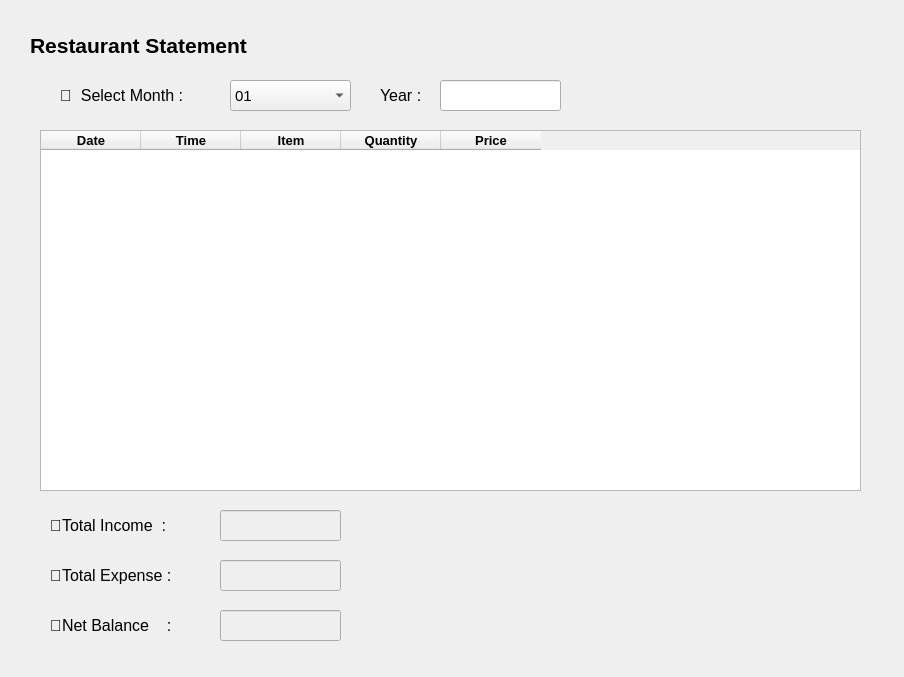
Qt form ui/statement.ui (sriv95/Restaurant-Management) before a commit.
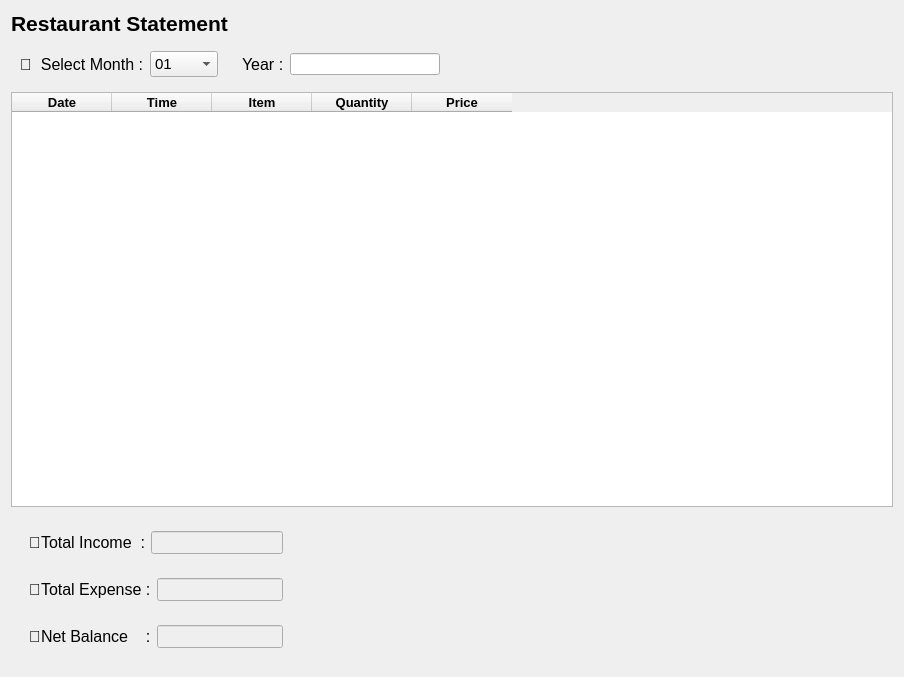
The same form after that commit.

```diff
--- a/ui/statement.ui
+++ b/ui/statement.ui
@@ -13,15 +13,9 @@
   <property name="windowTitle">
    <string>Dialog</string>
   </property>
+  <layout class="QVBoxLayout" name="verticalLayout_2">
+   <item>
   <widget class="QLabel" name="label">
-   <property name="geometry">
-    <rect>
-     <x>30</x>
-     <y>20</y>
-     <width>311</width>
-     <height>51</height>
-    </rect>
-   </property>
    <property name="font">
     <font>
      <pointsize>16</pointsize>
@@ -32,15 +26,27 @@
     <string>Restaurant Statement</string>
    </property>
   </widget>
+   </item>
+   <item>
+    <widget class="QWidget" name="widget_Select" native="true">
+     <layout class="QHBoxLayout" name="horizontalLayout_7" stretch="1,1,1,1">
+      <property name="leftMargin">
+       <number>0</number>
+      </property>
+      <property name="topMargin">
+       <number>0</number>
+      </property>
+      <property name="rightMargin">
+       <number>0</number>
+      </property>
+      <property name="bottomMargin">
+       <number>0</number>
+      </property>
+      <item>
+       <widget class="QWidget" name="widget" native="true">
+        <layout class="QHBoxLayout" name="horizontalLayout">
+         <item>
   <widget class="QLabel" name="label_2">
-   <property name="geometry">
-    <rect>
-     <x>60</x>
-     <y>80</y>
-     <width>201</width>
-     <height>31</height>
-    </rect>
-   </property>
    <property name="font">
     <font>
      <pointsize>12</pointsize>
@@ -51,62 +57,9 @@
     <string>📅  Select Month :</string>
    </property>
   </widget>
-  <widget class="QTableWidget" name="Statement_Table">
-   <property name="enabled">
-    <bool>true</bool>
-   </property>
-   <property name="geometry">
-    <rect>
-     <x>40</x>
-     <y>130</y>
-     <width>821</width>
-     <height>361</height>
-    </rect>
-   </property>
-   <property name="font">
-    <font>
-     <pointsize>10</pointsize>
-     <bold>true</bold>
-    </font>
-   </property>
-   <property name="editTriggers">
-    <set>QAbstractItemView::EditTrigger::NoEditTriggers</set>
-   </property>
-   <column>
-    <property name="text">
-     <string>Date</string>
-    </property>
-   </column>
-   <column>
-    <property name="text">
-     <string>Time</string>
-    </property>
-   </column>
-   <column>
-    <property name="text">
-     <string>Item</string>
-    </property>
-   </column>
-   <column>
-    <property name="text">
-     <string>Quantity</string>
-    </property>
-   </column>
-   <column>
-    <property name="text">
-     <string>Price</string>
-    </property>
-   </column>
-  </widget>
+         </item>
+         <item>
   <widget class="QComboBox" name="Month_ComboBox">
-   <property name="geometry">
-    <rect>
-     <x>230</x>
-     <y>80</y>
-     <width>121</width>
-     <height>31</height>
-    </rect>
-   </property>
    <property name="font">
     <font>
      <pointsize>11</pointsize>
@@ -173,15 +126,15 @@
     </property>
    </item>
   </widget>
+         </item>
+        </layout>
+       </widget>
+      </item>
+      <item>
+       <widget class="QWidget" name="widget_9" native="true">
+        <layout class="QHBoxLayout" name="horizontalLayout_6">
+         <item>
   <widget class="QLabel" name="label_3">
-   <property name="geometry">
-    <rect>
-     <x>380</x>
-     <y>80</y>
-     <width>201</width>
-     <height>31</height>
-    </rect>
-   </property>
    <property name="font">
     <font>
      <pointsize>12</pointsize>
@@ -192,25 +145,86 @@
     <string>Year :</string>
    </property>
   </widget>
-  <widget class="QLineEdit" name="Year_Input">
-   <property name="geometry">
-    <rect>
-     <x>440</x>
-     <y>80</y>
-     <width>121</width>
-     <height>31</height>
-    </rect>
-   </property>
-  </widget>
+         </item>
+         <item>
+          <widget class="QLineEdit" name="Year_Input"/>
+         </item>
+        </layout>
+       </widget>
+      </item>
+      <item>
+       <widget class="QWidget" name="widget_10" native="true"/>
+      </item>
+      <item>
+       <widget class="QWidget" name="widget_5" native="true"/>
+      </item>
+     </layout>
+    </widget>
+   </item>
+   <item>
+    <widget class="QTableWidget" name="Statement_Table">
+     <property name="enabled">
+      <bool>true</bool>
+     </property>
+     <property name="font">
+      <font>
+       <pointsize>10</pointsize>
+       <bold>true</bold>
+      </font>
+     </property>
+     <property name="editTriggers">
+      <set>QAbstractItemView::EditTrigger::NoEditTriggers</set>
+     </property>
+     <column>
+      <property name="text">
+       <string>Date</string>
+      </property>
+     </column>
+     <column>
+      <property name="text">
+       <string>Time</string>
+      </property>
+     </column>
+     <column>
+      <property name="text">
+       <string>Item</string>
+      </property>
+     </column>
+     <column>
+      <property name="text">
+       <string>Quantity</string>
+      </property>
+     </column>
+     <column>
+      <property name="text">
+       <string>Price</string>
+      </property>
+     </column>
+    </widget>
+   </item>
+   <item>
+    <widget class="QWidget" name="widget_Total" native="true">
+     <layout class="QHBoxLayout" name="horizontalLayout_5" stretch="1,1,1">
+      <property name="leftMargin">
+       <number>0</number>
+      </property>
+      <property name="topMargin">
+       <number>0</number>
+      </property>
+      <property name="rightMargin">
+       <number>0</number>
+      </property>
+      <property name="bottomMargin">
+       <number>0</number>
+      </property>
+      <item>
+       <widget class="QWidget" name="widget_6" native="true">
+        <layout class="QVBoxLayout" name="verticalLayout">
+         <item>
+          <widget class="QWidget" name="widget_2" native="true">
+           <layout class="QHBoxLayout" name="horizontalLayout_2">
+            <item>
   <widget class="QLabel" name="label_6">
-   <property name="geometry">
-    <rect>
-     <x>50</x>
-     <y>510</y>
-     <width>201</width>
-     <height>31</height>
-    </rect>
-   </property>
    <property name="font">
     <font>
      <pointsize>12</pointsize>
@@ -221,15 +235,29 @@
     <string>🔹Total Income  :</string>
    </property>
   </widget>
+            </item>
+            <item>
+             <widget class="QLineEdit" name="Total_Income">
+              <property name="enabled">
+               <bool>false</bool>
+              </property>
+              <property name="font">
+               <font>
+                <pointsize>10</pointsize>
+                <italic>false</italic>
+                <bold>true</bold>
+               </font>
+              </property>
+             </widget>
+            </item>
+           </layout>
+          </widget>
+         </item>
+         <item>
+          <widget class="QWidget" name="widget_3" native="true">
+           <layout class="QHBoxLayout" name="horizontalLayout_3">
+            <item>
   <widget class="QLabel" name="label_5">
-   <property name="geometry">
-    <rect>
-     <x>50</x>
-     <y>560</y>
-     <width>201</width>
-     <height>31</height>
-    </rect>
-   </property>
    <property name="font">
     <font>
      <pointsize>12</pointsize>
@@ -240,15 +268,28 @@
     <string>🔹Total Expense :</string>
    </property>
   </widget>
+            </item>
+            <item>
+             <widget class="QLineEdit" name="Total_Expense">
+              <property name="enabled">
+               <bool>false</bool>
+              </property>
+              <property name="font">
+               <font>
+                <pointsize>10</pointsize>
+                <bold>true</bold>
+               </font>
+              </property>
+             </widget>
+            </item>
+           </layout>
+          </widget>
+         </item>
+         <item>
+          <widget class="QWidget" name="widget_4" native="true">
+           <layout class="QHBoxLayout" name="horizontalLayout_4">
+            <item>
   <widget class="QLabel" name="label_4">
-   <property name="geometry">
-    <rect>
-     <x>50</x>
-     <y>610</y>
-     <width>201</width>
-     <height>31</height>
-    </rect>
-   </property>
    <property name="font">
     <font>
      <pointsize>12</pointsize>
@@ -259,57 +300,12 @@
     <string>🔹Net Balance    :</string>
    </property>
   </widget>
-  <widget class="QLineEdit" name="Total_Income">
-   <property name="enabled">
-    <bool>false</bool>
-   </property>
-   <property name="geometry">
-    <rect>
-     <x>220</x>
-     <y>510</y>
-     <width>121</width>
-     <height>31</height>
-    </rect>
-   </property>
-   <property name="font">
-    <font>
-     <pointsize>10</pointsize>
-     <italic>false</italic>
-     <bold>true</bold>
-    </font>
-   </property>
-  </widget>
-  <widget class="QLineEdit" name="Total_Expense">
-   <property name="enabled">
-    <bool>false</bool>
-   </property>
-   <property name="geometry">
-    <rect>
-     <x>220</x>
-     <y>560</y>
-     <width>121</width>
-     <height>31</height>
-    </rect>
-   </property>
-   <property name="font">
-    <font>
-     <pointsize>10</pointsize>
-     <bold>true</bold>
-    </font>
-   </property>
-  </widget>
+            </item>
+            <item>
   <widget class="QLineEdit" name="Net_Balance">
    <property name="enabled">
     <bool>false</bool>
    </property>
-   <property name="geometry">
-    <rect>
-     <x>220</x>
-     <y>610</y>
-     <width>121</width>
-     <height>31</height>
-    </rect>
-   </property>
    <property name="font">
     <font>
      <pointsize>10</pointsize>
@@ -317,6 +313,23 @@
     </font>
    </property>
   </widget>
+            </item>
+           </layout>
+          </widget>
+         </item>
+        </layout>
+       </widget>
+      </item>
+      <item>
+       <widget class="QWidget" name="widget_7" native="true"/>
+      </item>
+      <item>
+       <widget class="QWidget" name="widget_8" native="true"/>
+      </item>
+     </layout>
+    </widget>
+   </item>
+  </layout>
  </widget>
  <resources/>
  <connections/>
```
Lines whose indentation alone changed are shown as unchanged.
